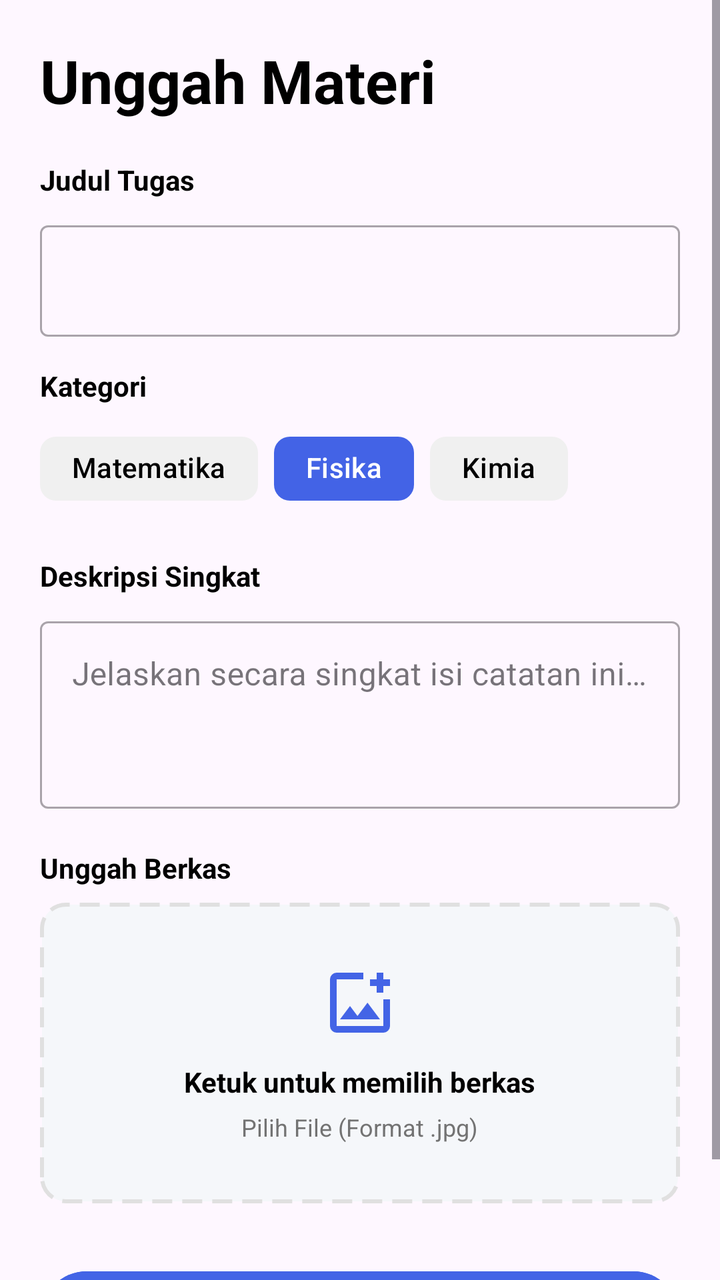
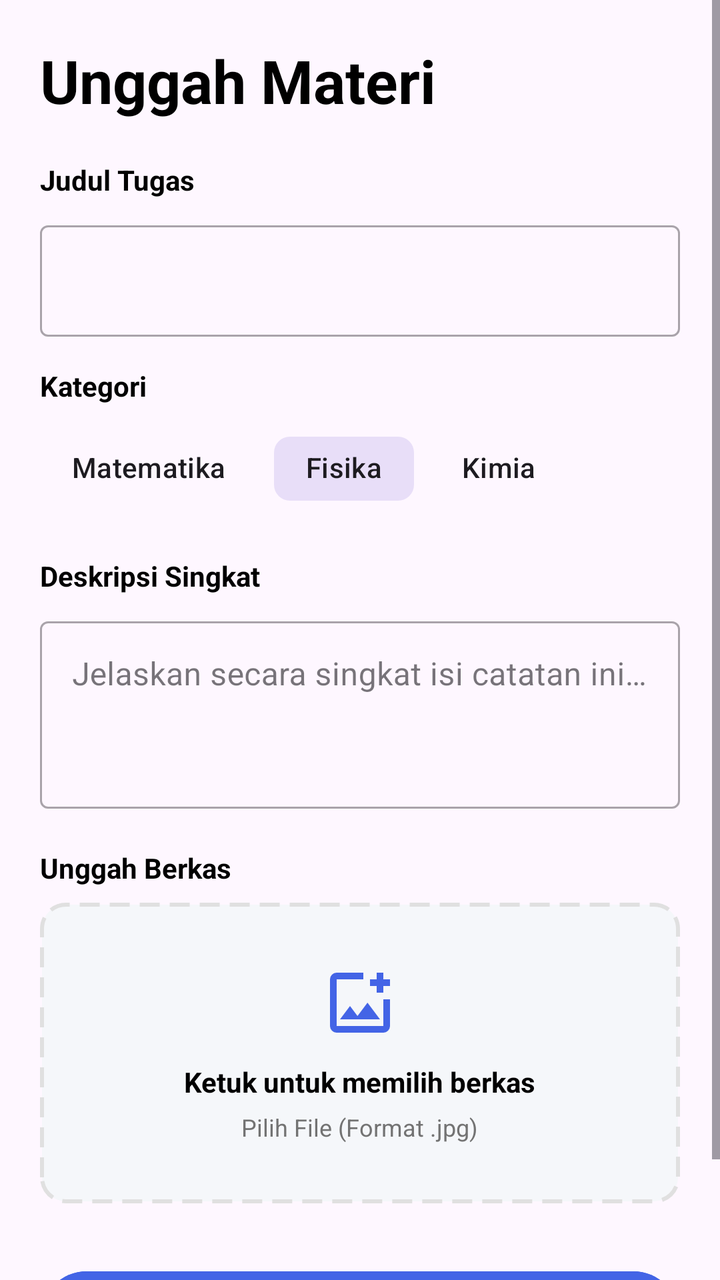

An Android layout rendered at two revisions. The XML below is the earlier revision; the diff shows what the commit changed to produce the second picture.
<!-- AndroidManifest.xml: application theme Theme.Edushare -->
<!-- res/layout/activity_upload.xml -->
<?xml version="1.0" encoding="utf-8"?>
<androidx.constraintlayout.widget.ConstraintLayout xmlns:android="http://schemas.android.com/apk/res/android"
    xmlns:app="http://schemas.android.com/apk/res-auto"
    xmlns:tools="http://schemas.android.com/tools"
    android:id="@+id/main"
    android:layout_width="match_parent"
    android:layout_height="match_parent"
    tools:context=".UploadActivity">

    <ScrollView
        android:layout_width="0dp"
        android:layout_height="0dp"
        app:layout_constraintBottom_toBottomOf="parent"
        app:layout_constraintEnd_toEndOf="parent"
        app:layout_constraintStart_toStartOf="parent"
        app:layout_constraintTop_toTopOf="parent">

        <LinearLayout
            android:layout_width="match_parent"
            android:layout_height="wrap_content"
            android:orientation="vertical"
            android:padding="20dp">

            <TextView
                android:id="@+id/tvHeaderUpload"
                android:layout_width="wrap_content"
                android:layout_height="wrap_content"
                android:text="Unggah Materi"
                android:textSize="30sp"
                android:textStyle="bold"
                android:textColor="#000000"
                android:layout_marginBottom="20dp"/>

            <TextView
                android:layout_width="wrap_content"
                android:layout_height="wrap_content"
                android:text="Judul Tugas"
                android:textStyle="bold"
                android:textSize="14sp"
                android:textColor="#000000"
                android:layout_marginBottom="8dp"/>

            <com.google.android.material.textfield.TextInputLayout
                android:id="@+id/tilTitle"
                android:layout_width="match_parent"
                android:layout_height="wrap_content"
                android:hint=""
                style="@style/Widget.MaterialComponents.TextInputLayout.OutlinedBox"
                android:layout_marginBottom="15dp">

                <com.google.android.material.textfield.TextInputEditText
                    android:id="@+id/etTitle"
                    android:layout_width="match_parent"
                    android:layout_height="wrap_content"
                    android:inputType="text"/>

            </com.google.android.material.textfield.TextInputLayout>

            <TextView
                android:layout_width="wrap_content"
                android:layout_height="wrap_content"
                android:text="Kategori"
                android:textStyle="bold"
                android:textSize="14sp"
                android:textColor="#000000"
                android:layout_marginBottom="8dp"/>

            <com.google.android.material.chip.ChipGroup
                android:id="@+id/chipGroupCategories"
                android:layout_width="match_parent"
                android:layout_height="wrap_content"
                app:singleSelection="true"
                app:selectionRequired="true"
                android:layout_marginBottom="20dp">

                <com.google.android.material.chip.Chip
                    android:id="@+id/chipMath"
                    android:layout_width="wrap_content"
                    android:layout_height="wrap_content"
                    android:text="Matematika"
                    app:chipBackgroundColor="#F0F0F0"
                    android:textColor="#000000"
                    app:chipStrokeWidth="0dp"/>

                <com.google.android.material.chip.Chip
                    android:id="@+id/chipPhysics"
                    android:layout_width="wrap_content"
                    android:layout_height="wrap_content"
                    android:text="Fisika"
                    android:checked="true"
                    app:chipBackgroundColor="#4363E6"
                    android:textColor="#FFFFFF"
                    app:chipStrokeWidth="0dp"
                    app:chipStartPadding="8dp"
                    app:chipEndPadding="8dp"/>

                <com.google.android.material.chip.Chip
                    android:id="@+id/chipChemistry"
                    android:layout_width="wrap_content"
                    android:layout_height="wrap_content"
                    android:text="Kimia"
                    app:chipBackgroundColor="#F0F0F0"
                    android:textColor="#000000"
                    app:chipStrokeWidth="0dp"/>

            </com.google.android.material.chip.ChipGroup>

            <TextView
                android:layout_width="wrap_content"
                android:layout_height="wrap_content"
                android:text="Deskripsi Singkat"
                android:textStyle="bold"
                android:textSize="14sp"
                android:textColor="#000000"
                android:layout_marginBottom="8dp"/>

            <com.google.android.material.textfield.TextInputLayout
                android:id="@+id/tilDescription"
                android:layout_width="match_parent"
                android:layout_height="wrap_content"
                android:hint="Jelaskan secara singkat isi catatan ini..."
                style="@style/Widget.MaterialComponents.TextInputLayout.OutlinedBox"
                android:layout_marginBottom="20dp">

                <com.google.android.material.textfield.TextInputEditText
                    android:id="@+id/etDescription"
                    android:layout_width="match_parent"
                    android:layout_height="wrap_content"
                    android:minLines="3"
                    android:gravity="top"
                    android:inputType="textMultiLine"/>

            </com.google.android.material.textfield.TextInputLayout>

            <TextView
                android:layout_width="wrap_content"
                android:layout_height="wrap_content"
                android:text="Unggah Berkas"
                android:textStyle="bold"
                android:textSize="14sp"
                android:textColor="#000000"
                android:layout_marginBottom="8dp"/>

            <LinearLayout
                android:id="@+id/llUploadArea"
                android:layout_width="match_parent"
                android:layout_height="wrap_content"
                android:layout_marginBottom="30dp"
                android:background="@drawable/bg_upload_dashed"
                android:clickable="true"
                android:focusable="true"
                android:gravity="center"
                android:orientation="vertical"
                android:padding="30dp">

                <ImageView
                    android:layout_width="40dp"
                    android:layout_height="40dp"
                    android:src="@drawable/add_photo"
                    app:tint="#4364E6" />

                <TextView
                    android:layout_width="wrap_content"
                    android:layout_height="wrap_content"
                    android:text="Ketuk untuk memilih berkas"
                    android:textStyle="bold"
                    android:textColor="#000000"
                    android:layout_marginTop="10dp"/>

                <TextView
                    android:id="@+id/tvFileName"
                    android:layout_width="wrap_content"
                    android:layout_height="wrap_content"
                    android:text="Pilih File (Format .jpg)"
                    android:textColor="#737373"
                    android:textSize="12sp"
                    android:layout_marginTop="5dp"/>
            </LinearLayout>

            <Button
                android:id="@+id/btnPublish"
                android:layout_width="match_parent"
                android:layout_height="55dp"
                android:text="Upload"
                android:textSize="16sp"
                android:textStyle="bold"
                android:backgroundTint="#4364E6"/>


        </LinearLayout>

    </ScrollView>

</androidx.constraintlayout.widget.ConstraintLayout>
<!-- resources referenced by this layout -->
<resources>
  <!-- drawable add_photo (drawable) -->
  <vector xmlns:android="http://schemas.android.com/apk/res/android"
      android:width="24dp"
      android:height="24dp"
      android:viewportWidth="960"
      android:viewportHeight="960">
    <path
        android:pathData="M480,480ZM200,840q-33,0 -56.5,-23.5T120,760v-560q0,-33 23.5,-56.5T200,120h320v80L200,200v560h560v-320h80v320q0,33 -23.5,56.5T760,840L200,840ZM240,680h480L570,480 450,640l-90,-120 -120,160ZM680,360v-80h-80v-80h80v-80h80v80h80v80h-80v80h-80Z"
        android:fillColor="#434343"/>
  </vector>
  <!-- drawable bg_upload_dashed (drawable) -->
  <?xml version="1.0" encoding="utf-8"?>
  <shape xmlns:android="http://schemas.android.com/apk/res/android"
      android:shape="rectangle">
      <solid android:color="#F5F7FA"/>
      <corners android:radius="12dp"/>
      <stroke
          android:width="2dp"
          android:color="#E0E0E0"
          android:dashWidth="10dp"
          android:dashGap="5dp"/>
  </shape>
  <style name="Theme.Edushare" parent="Base.Theme.Edushare" />
  <style name="Base.Theme.Edushare" parent="Theme.Material3.DayNight.NoActionBar">
          
          
      </style>
</resources>

<!-- the commit's change to res/layout/activity_upload.xml (unified diff, before → after) -->
@@ -78,8 +78,7 @@
                     android:layout_width="wrap_content"
                     android:layout_height="wrap_content"
                     android:text="Matematika"
-                    app:chipBackgroundColor="#F0F0F0"
-                    android:textColor="#000000"
+                    android:checkable="true"
                     app:chipStrokeWidth="0dp"/>
 
                 <com.google.android.material.chip.Chip
@@ -88,8 +87,7 @@
                     android:layout_height="wrap_content"
                     android:text="Fisika"
                     android:checked="true"
-                    app:chipBackgroundColor="#4363E6"
-                    android:textColor="#FFFFFF"
+                    android:checkable="true"
                     app:chipStrokeWidth="0dp"
                     app:chipStartPadding="8dp"
                     app:chipEndPadding="8dp"/>
@@ -99,8 +97,7 @@
                     android:layout_width="wrap_content"
                     android:layout_height="wrap_content"
                     android:text="Kimia"
-                    app:chipBackgroundColor="#F0F0F0"
-                    android:textColor="#000000"
+                    android:checkable="true"
                     app:chipStrokeWidth="0dp"/>
 
             </com.google.android.material.chip.ChipGroup>
